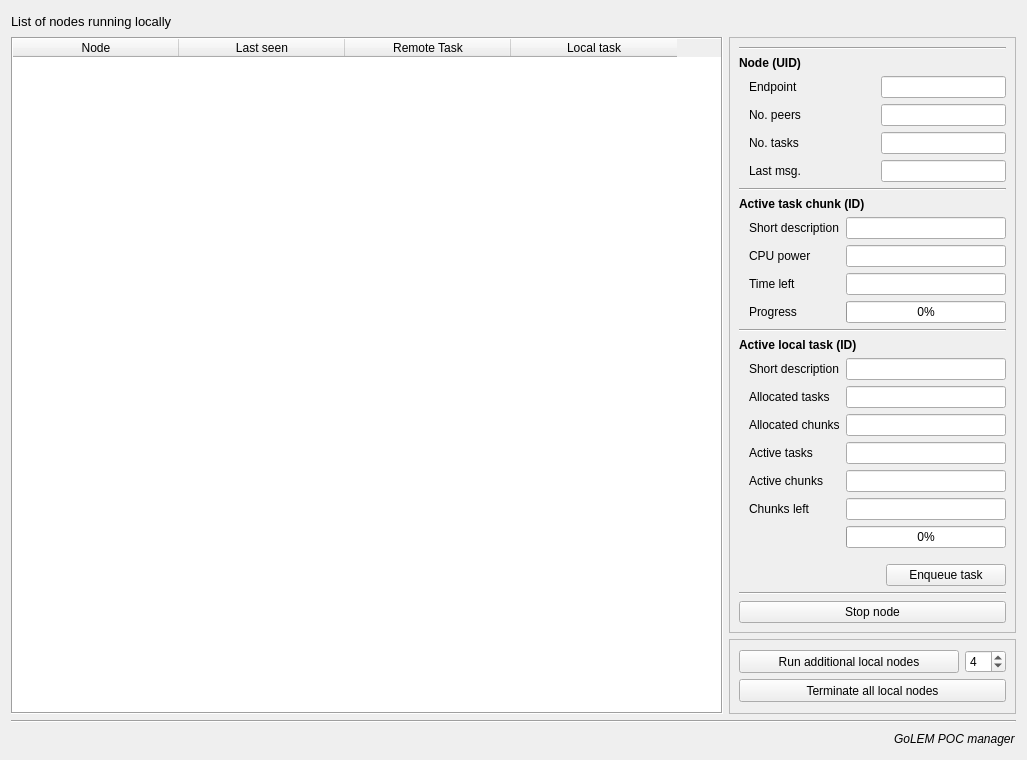
golemfactory/clay, file poc/golemPy/src/ui/manager.ui: the form before one commit.
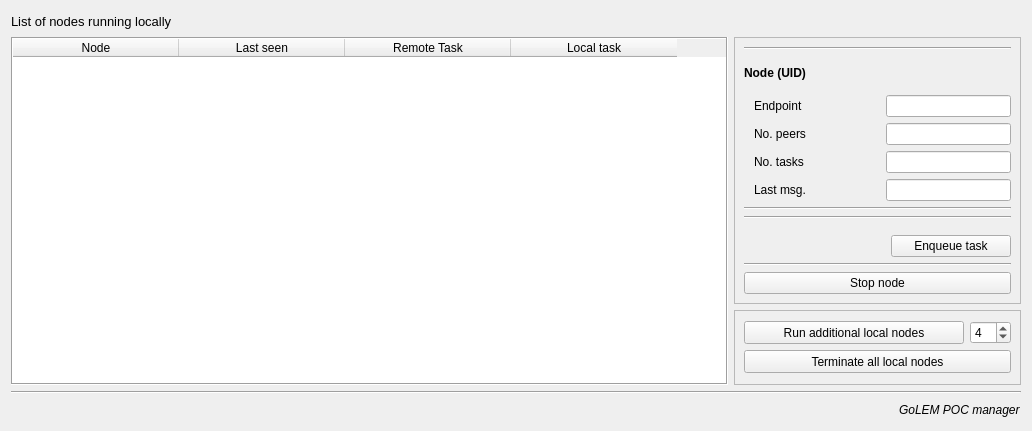
The form after the commit.

Commit message: -działa.

Patch:
```diff
--- a/poc/golemPy/src/ui/manager.ui
+++ b/poc/golemPy/src/ui/manager.ui
@@ -6,8 +6,8 @@
    <rect>
     <x>0</x>
     <y>0</y>
-    <width>1027</width>
-    <height>752</height>
+    <width>1032</width>
+    <height>431</height>
    </rect>
   </property>
   <property name="sizePolicy">
@@ -335,145 +335,6 @@
                 </property>
                </widget>
               </item>
-              <item>
-               <widget class="QLabel" name="labelDetailedRemoteTask">
-                <property name="font">
-                 <font>
-                  <weight>75</weight>
-                  <bold>true</bold>
-                 </font>
-                </property>
-                <property name="text">
-                 <string>Active task chunk (ID)</string>
-                </property>
-               </widget>
-              </item>
-              <item>
-               <layout class="QVBoxLayout" name="verticalLayout_4">
-                <property name="leftMargin">
-                 <number>10</number>
-                </property>
-                <item>
-                 <layout class="QGridLayout" name="gridLayout">
-                  <item row="2" column="0">
-                   <widget class="QLabel" name="label_4">
-                    <property name="sizePolicy">
-                     <sizepolicy hsizetype="Preferred" vsizetype="Preferred">
-                      <horstretch>0</horstretch>
-                      <verstretch>0</verstretch>
-                     </sizepolicy>
-                    </property>
-                    <property name="text">
-                     <string>Time left</string>
-                    </property>
-                   </widget>
-                  </item>
-                  <item row="2" column="1">
-                   <widget class="QLineEdit" name="timeLeftInput">
-                    <property name="sizePolicy">
-                     <sizepolicy hsizetype="Preferred" vsizetype="Fixed">
-                      <horstretch>0</horstretch>
-                      <verstretch>0</verstretch>
-                     </sizepolicy>
-                    </property>
-                    <property name="text">
-                     <string/>
-                    </property>
-                    <property name="alignment">
-                     <set>Qt::AlignRight|Qt::AlignTrailing|Qt::AlignVCenter</set>
-                    </property>
-                    <property name="readOnly">
-                     <bool>true</bool>
-                    </property>
-                   </widget>
-                  </item>
-                  <item row="1" column="0">
-                   <widget class="QLabel" name="label_2">
-                    <property name="sizePolicy">
-                     <sizepolicy hsizetype="Preferred" vsizetype="Preferred">
-                      <horstretch>0</horstretch>
-                      <verstretch>0</verstretch>
-                     </sizepolicy>
-                    </property>
-                    <property name="text">
-                     <string>CPU power</string>
-                    </property>
-                   </widget>
-                  </item>
-                  <item row="1" column="1">
-                   <widget class="QLineEdit" name="cpuPowerInput">
-                    <property name="sizePolicy">
-                     <sizepolicy hsizetype="Preferred" vsizetype="Fixed">
-                      <horstretch>0</horstretch>
-                      <verstretch>0</verstretch>
-                     </sizepolicy>
-                    </property>
-                    <property name="text">
-                     <string/>
-                    </property>
-                    <property name="alignment">
-                     <set>Qt::AlignRight|Qt::AlignTrailing|Qt::AlignVCenter</set>
-                    </property>
-                    <property name="readOnly">
-                     <bool>true</bool>
-                    </property>
-                   </widget>
-                  </item>
-                  <item row="3" column="0">
-                   <widget class="QLabel" name="label_3">
-                    <property name="text">
-                     <string>Progress</string>
-                    </property>
-                   </widget>
-                  </item>
-                  <item row="3" column="1">
-                   <widget class="QProgressBar" name="activeChunkProgressBar">
-                    <property name="sizePolicy">
-                     <sizepolicy hsizetype="Preferred" vsizetype="Fixed">
-                      <horstretch>0</horstretch>
-                      <verstretch>0</verstretch>
-                     </sizepolicy>
-                    </property>
-                    <property name="minimumSize">
-                     <size>
-                      <width>160</width>
-                      <height>0</height>
-                     </size>
-                    </property>
-                    <property name="value">
-                     <number>0</number>
-                    </property>
-                   </widget>
-                  </item>
-                  <item row="0" column="0">
-                   <widget class="QLabel" name="label_11">
-                    <property name="text">
-                     <string>Short description</string>
-                    </property>
-                   </widget>
-                  </item>
-                  <item row="0" column="1">
-                   <widget class="QLineEdit" name="chunkShortDescrInput">
-                    <property name="sizePolicy">
-                     <sizepolicy hsizetype="Preferred" vsizetype="Fixed">
-                      <horstretch>0</horstretch>
-                      <verstretch>0</verstretch>
-                     </sizepolicy>
-                    </property>
-                    <property name="font">
-                     <font>
-                      <pointsize>7</pointsize>
-                     </font>
-                    </property>
-                    <property name="readOnly">
-                     <bool>true</bool>
-                    </property>
-                   </widget>
-                  </item>
-                 </layout>
-                </item>
-               </layout>
-              </item>
               <item>
                <widget class="Line" name="line_3">
                 <property name="orientation">
@@ -481,191 +342,6 @@
                 </property>
                </widget>
               </item>
-              <item>
-               <widget class="QLabel" name="labelDetailedLocalTask">
-                <property name="font">
-                 <font>
-                  <weight>75</weight>
-                  <bold>true</bold>
-                 </font>
-                </property>
-                <property name="text">
-                 <string>Active local task (ID)</string>
-                </property>
-               </widget>
-              </item>
-              <item>
-               <layout class="QGridLayout" name="gridLayout_3">
-                <property name="leftMargin">
-                 <number>10</number>
-                </property>
-                <property name="topMargin">
-                 <number>0</number>
-                </property>
-                <item row="1" column="1">
-                 <widget class="QLineEdit" name="allocatedTasksInput">
-                  <property name="sizePolicy">
-                   <sizepolicy hsizetype="Preferred" vsizetype="Fixed">
-                    <horstretch>0</horstretch>
-                    <verstretch>0</verstretch>
-                   </sizepolicy>
-                  </property>
-                  <property name="alignment">
-                   <set>Qt::AlignRight|Qt::AlignTrailing|Qt::AlignVCenter</set>
-                  </property>
-                  <property name="readOnly">
-                   <bool>true</bool>
-                  </property>
-                 </widget>
-                </item>
-                <item row="1" column="0">
-                 <widget class="QLabel" name="label_12">
-                  <property name="sizePolicy">
-                   <sizepolicy hsizetype="Preferred" vsizetype="Preferred">
-                    <horstretch>0</horstretch>
-                    <verstretch>0</verstretch>
-                   </sizepolicy>
-                  </property>
-                  <property name="text">
-                   <string>Allocated tasks</string>
-                  </property>
-                 </widget>
-                </item>
-                <item row="6" column="1">
-                 <widget class="QProgressBar" name="localTaskProgressBar">
-                  <property name="sizePolicy">
-                   <sizepolicy hsizetype="Preferred" vsizetype="Fixed">
-                    <horstretch>0</horstretch>
-                    <verstretch>0</verstretch>
-                   </sizepolicy>
-                  </property>
-                  <property name="minimumSize">
-                   <size>
-                    <width>160</width>
-                    <height>0</height>
-                   </size>
-                  </property>
-                  <property name="value">
-                   <number>0</number>
-                  </property>
-                 </widget>
-                </item>
-                <item row="2" column="0">
-                 <widget class="QLabel" name="label_13">
-                  <property name="text">
-                   <string>Allocated chunks</string>
-                  </property>
-                 </widget>
-                </item>
-                <item row="3" column="0">
-                 <widget class="QLabel" name="label_14">
-                  <property name="text">
-                   <string>Active tasks</string>
-                  </property>
-                 </widget>
-                </item>
-                <item row="4" column="0">
-                 <widget class="QLabel" name="label_15">
-                  <property name="text">
-                   <string>Active chunks</string>
-                  </property>
-                 </widget>
-                </item>
-                <item row="5" column="0">
-                 <widget class="QLabel" name="label_16">
-                  <property name="text">
-                   <string>Chunks left</string>
-                  </property>
-                 </widget>
-                </item>
-                <item row="2" column="1">
-                 <widget class="QLineEdit" name="allocatedChunksInput">
-                  <property name="sizePolicy">
-                   <sizepolicy hsizetype="Preferred" vsizetype="Fixed">
-                    <horstretch>0</horstretch>
-                    <verstretch>0</verstretch>
-                   </sizepolicy>
-                  </property>
-                  <property name="alignment">
-                   <set>Qt::AlignRight|Qt::AlignTrailing|Qt::AlignVCenter</set>
-                  </property>
-                  <property name="readOnly">
-                   <bool>true</bool>
-                  </property>
-                 </widget>
-                </item>
-                <item row="3" column="1">
-                 <widget class="QLineEdit" name="activeTasksInput">
-                  <property name="sizePolicy">
-                   <sizepolicy hsizetype="Preferred" vsizetype="Fixed">
-                    <horstretch>0</horstretch>
-                    <verstretch>0</verstretch>
-                   </sizepolicy>
-                  </property>
-                  <property name="alignment">
-                   <set>Qt::AlignRight|Qt::AlignTrailing|Qt::AlignVCenter</set>
-                  </property>
-                  <property name="readOnly">
-                   <bool>true</bool>
-                  </property>
-                 </widget>
-                </item>
-                <item row="4" column="1">
-                 <widget class="QLineEdit" name="activeChunksInput">
-                  <property name="sizePolicy">
-                   <sizepolicy hsizetype="Preferred" vsizetype="Fixed">
-                    <horstretch>0</horstretch>
-                    <verstretch>0</verstretch>
-                   </sizepolicy>
-                  </property>
-                  <property name="alignment">
-                   <set>Qt::AlignRight|Qt::AlignTrailing|Qt::AlignVCenter</set>
-                  </property>
-                  <property name="readOnly">
-                   <bool>true</bool>
-                  </property>
-                 </widget>
-                </item>
-                <item row="5" column="1">
-                 <widget class="QLineEdit" name="chunksLeftInput">
-                  <property name="sizePolicy">
-                   <sizepolicy hsizetype="Preferred" vsizetype="Fixed">
-                    <horstretch>0</horstretch>
-                    <verstretch>0</verstretch>
-                   </sizepolicy>
-                  </property>
-                  <property name="alignment">
-                   <set>Qt::AlignRight|Qt::AlignTrailing|Qt::AlignVCenter</set>
-                  </property>
-                  <property name="readOnly">
-                   <bool>true</bool>
-                  </property>
-                 </widget>
-                </item>
-                <item row="0" column="0">
-                 <widget class="QLabel" name="label_17">
-                  <property name="text">
-                   <string>Short description</string>
-                  </property>
-                 </widget>
-                </item>
-                <item row="0" column="1">
-                 <widget class="QLineEdit" name="locTaskShortDescrInput">
-                  <property name="sizePolicy">
-                   <sizepolicy hsizetype="Preferred" vsizetype="Fixed">
-                    <horstretch>0</horstretch>
-                    <verstretch>0</verstretch>
-                   </sizepolicy>
-                  </property>
-                  <property name="font">
-                   <font>
-                    <pointsize>7</pointsize>
-                   </font>
-                  </property>
-                 </widget>
-                </item>
-               </layout>
-              </item>
               <item>
                <layout class="QHBoxLayout" name="horizontalLayout_7">
                 <property name="topMargin">
```
Left out of the diff: 11 changed lines with no effect on the pictures. The commit also changes 2 other files.
